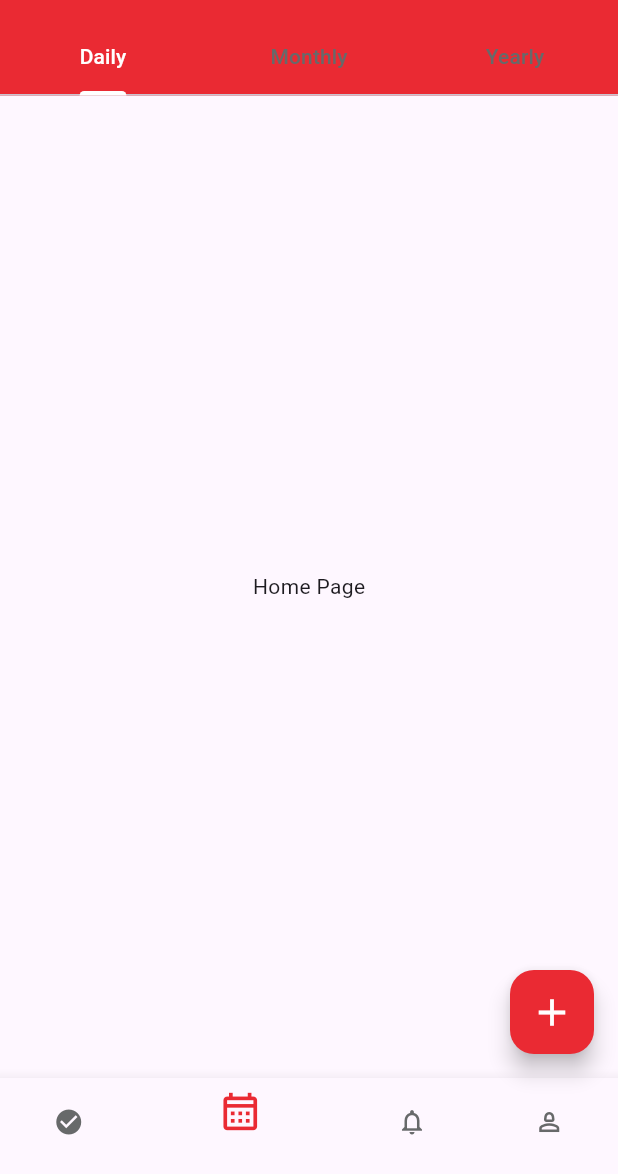
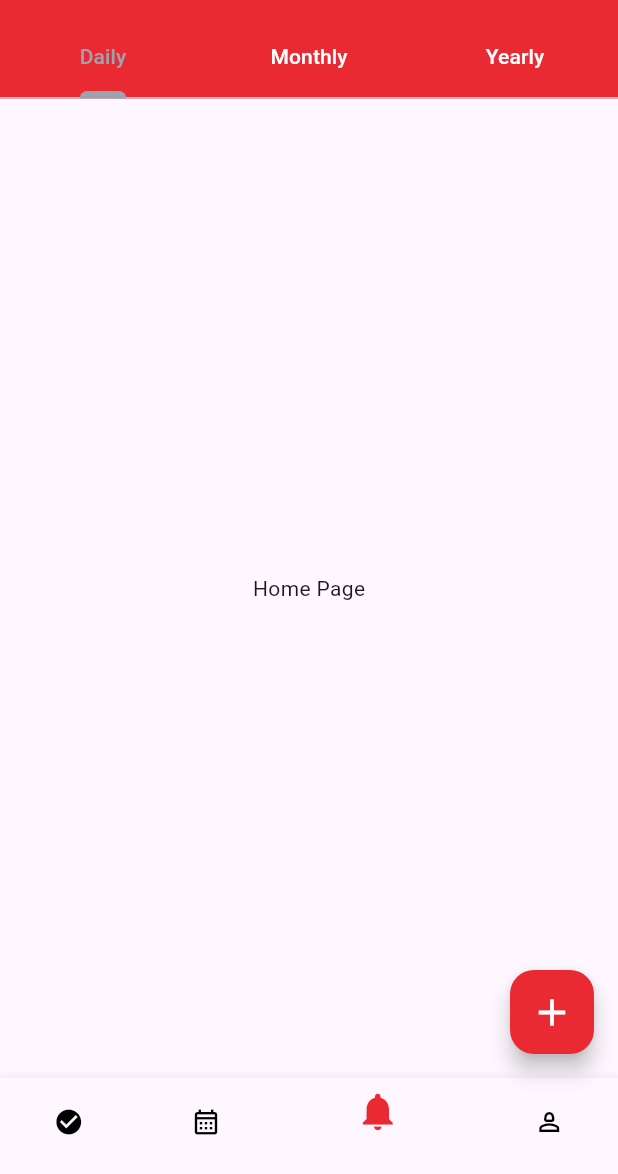
Before and after one commit to ebrahimesaaq/ToDo-master, a Flutter app: the HomePage screen opened by its route, on a phone screen of 412 x 824 dp, the part 62-1236 px from its top. Run offline on Flutter 3.47's test engine with Material 3 defaults, Android fonts, the phone set to English and light mode, and no system bars; our stand-ins replace get, shared_preferences; accounts and stored records are empty.

Commit message:
Tasks page edits

```diff
--- a/lib/core/consts/app_color.dart
+++ b/lib/core/consts/app_color.dart
@@ -4,6 +4,7 @@ class AppColor {
   static const Color primaryColor = Color(0xFFea2a33);
   static const Color grey1 = Color.fromARGB(255, 103, 105, 106);
   static const Color grey2 = Color(0xFFF3F4F6);
+  static const Color grey3 = Color(0xFF9ca3af);
   static const Color white = Color(0xFFFFFFFF);
   static const Color black = Color(0xFF000000);
   static const Color blue = Color(0xFF3b82f6);
--- /dev/null
+++ b/lib/data/Tasks/bottom_nav_bar_list.dart
@@ -0,0 +1,41 @@
+import 'package:flutter/material.dart';
+import 'package:todo_master/core/consts/app_color.dart';
+
+List<BottomNavigationBarItem> bottomNavBarList = const [
+  BottomNavigationBarItem(
+      activeIcon:
+          Icon(Icons.check_circle, color: AppColor.primaryColor, size: 30),
+      icon: Icon(
+        Icons.check_circle,
+        color: AppColor.black,
+        size: 20,
+      ),
+      label: 'Tasks'),
+  BottomNavigationBarItem(
+      activeIcon: Icon(Icons.calendar_month_outlined,
+          color: AppColor.primaryColor, size: 30),
+      icon: Icon(
+        Icons.calendar_month_outlined,
+        color: AppColor.black,
+        size: 20,
+      ),
+      label: 'Tasks'),
+  BottomNavigationBarItem(
+      activeIcon:
+          Icon(Icons.notifications, color: AppColor.primaryColor, size: 30),
+      icon: Icon(
+        Icons.notifications_none,
+        color: AppColor.black,
+        size: 20,
+      ),
+      label: 'Tasks'),
+  BottomNavigationBarItem(
+      activeIcon:
+          Icon(Icons.person_2_outlined, color: AppColor.primaryColor, size: 30),
+      icon: Icon(
+        Icons.person_2_outlined,
+        color: AppColor.black,
+        size: 20,
+      ),
+      label: 'Tasks'),
+];
--- a/lib/view/screen/home_page.dart
+++ b/lib/view/screen/home_page.dart
@@ -1,8 +1,9 @@
 import 'package:flutter/material.dart';
 import 'package:get/get.dart';
-import 'package:todo_master/core/consts/app_color.dart';
+import 'package:todo_master/view/widget/Tasks/floating_action_button_add_tastk.dart';
+import 'package:todo_master/view/widget/Tasks/tab_bar.dart';
+import 'package:todo_master/view/widget/Tasks/tasks_bottom_nav_bar.dart';
 import 'package:todo_master/view/widget/drawer.dart';
-import 'package:todo_master/view/widget/home/my_floating_action_button.dart';
 
 class HomePage extends StatelessWidget {
   const HomePage({super.key});
@@ -12,70 +13,11 @@ class HomePage extends StatelessWidget {
     return DefaultTabController(
       length: 3,
       child: Scaffold(
-        bottomNavigationBar: BottomNavigationBar(
-            currentIndex: 1,
-            onTap: (index) {},
-            items: const [
-              BottomNavigationBarItem(
-                  activeIcon: Icon(Icons.check_circle,
-                      color: AppColor.primaryColor, size: 30),
-                  icon: Icon(
-                    Icons.check_circle,
-                    color: AppColor.grey1,
-                    size: 20,
-                  ),
-                  label: 'Tasks'),
-              BottomNavigationBarItem(
-                  activeIcon: Icon(Icons.calendar_month_outlined,
-                      color: AppColor.primaryColor, size: 30),
-                  icon: Icon(
-                    Icons.calendar_month_outlined,
-                    color: AppColor.grey1,
-                    size: 20,
-                  ),
-                  label: 'Tasks'),
-              BottomNavigationBarItem(
-                  activeIcon: Icon(Icons.notifications,
-                      color: AppColor.primaryColor, size: 30),
-                  icon: Icon(
-                    Icons.notifications_none,
-                    color: AppColor.grey1,
-                    size: 20,
-                  ),
-                  label: 'Tasks'),
-              BottomNavigationBarItem(
-                  activeIcon: Icon(Icons.person_2_outlined,
-                      color: AppColor.primaryColor, size: 30),
-                  icon: Icon(
-                    Icons.person_2_outlined,
-                    color: AppColor.grey1,
-                    size: 20,
-                  ),
-                  label: 'Tasks'),
-            ]),
-        floatingActionButton: MyFloatingActionButton(
-            onPressed: () {},
-            icon: Icons.add,
-            backgroundColor: AppColor.primaryColor),
+        bottomNavigationBar: const TasksBottomNavBar(),
+        floatingActionButton: const FloatingActionButtonAddTask(),
         appBar: AppBar(
           title: Text('homeAppBar'.tr),
-          bottom: TabBar(
-            tabs: const [
-              Tab(
-                text: 'Daily',
-              ),
-              Tab(
-                text: 'Monthly',
-              ),
-              Tab(
-                text: 'Yearly',
-              ),
-            ],
-            indicatorColor: AppColor.white,
-            indicatorWeight: 3,
-            labelColor: AppColor.white,
-            unselectedLabelColor: AppColor.grey1,
-          ),
+          bottom: myTabBar,
         ),
         drawer: const MyDrawer(),
         body: TabBarView(children: const [
--- /dev/null
+++ b/lib/view/widget/Tasks/floating_action_button_add_tastk.dart
@@ -0,0 +1,15 @@
+import 'package:flutter/material.dart';
+import 'package:todo_master/core/consts/app_color.dart';
+import 'package:todo_master/view/widget/home/my_floating_action_button.dart';
+
+class FloatingActionButtonAddTask extends StatelessWidget {
+  const FloatingActionButtonAddTask({super.key});
+
+  @override
+  Widget build(BuildContext context) {
+    return MyFloatingActionButton(
+        onPressed: () {},
+        icon: Icons.add,
+        backgroundColor: AppColor.primaryColor);
+  }
+}
--- /dev/null
+++ b/lib/view/widget/Tasks/tab_bar.dart
@@ -0,0 +1,20 @@
+import 'package:flutter/material.dart';
+import 'package:todo_master/core/consts/app_color.dart';
+
+PreferredSizeWidget myTabBar = TabBar(
+  tabs: const [
+    Tab(
+      text: 'Daily',
+    ),
+    Tab(
+      text: 'Monthly',
+    ),
+    Tab(
+      text: 'Yearly',
+    ),
+  ],
+  labelColor: AppColor.grey3,
+  indicatorColor: AppColor.grey3,
+  indicatorWeight: 5,
+  unselectedLabelColor: AppColor.white,
+);
--- /dev/null
+++ b/lib/view/widget/Tasks/tasks_bottom_nav_bar.dart
@@ -0,0 +1,12 @@
+import 'package:flutter/material.dart';
+import 'package:todo_master/data/Tasks/bottom_nav_bar_list.dart';
+
+class TasksBottomNavBar extends StatelessWidget {
+  const TasksBottomNavBar({super.key});
+
+  @override
+  Widget build(BuildContext context) {
+    return BottomNavigationBar(
+        currentIndex: 2, onTap: (index) {}, items: bottomNavBarList);
+  }
+}
```
